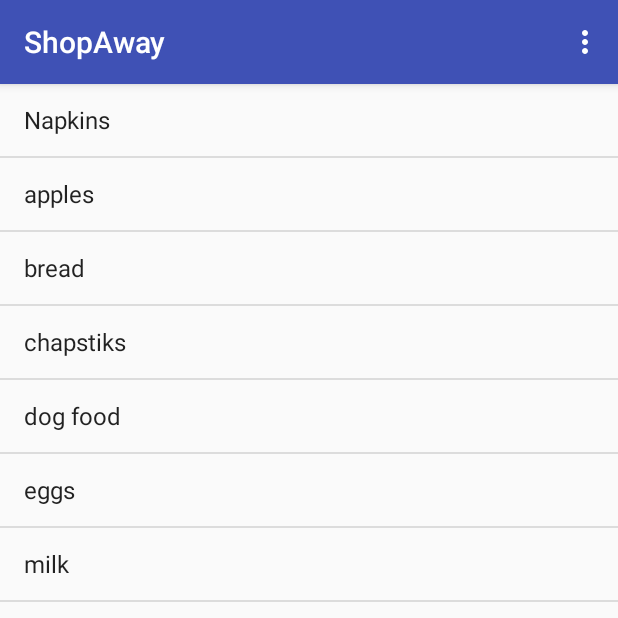
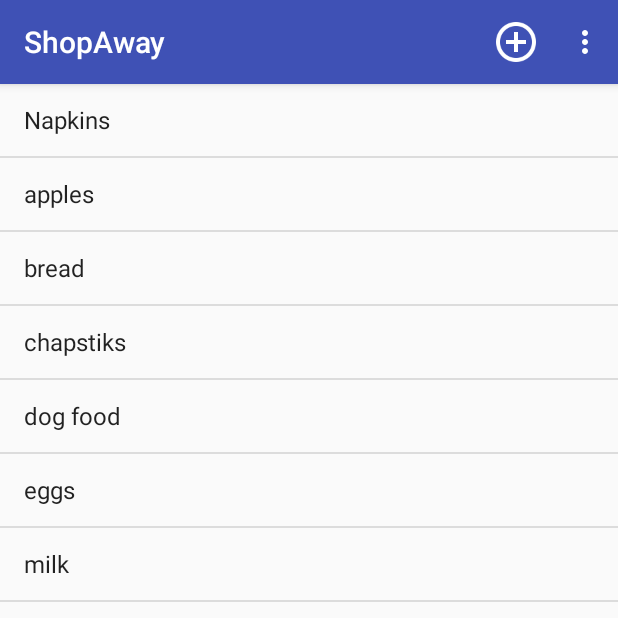
Before and after one commit to cliffgor/ShopAway, an Android app: the screen it shows after launch (MainActivity), in the options menu, after a tap on "Sort List", on a phone screen of 412 x 824 dp, the top half of it. Run offline under Robolectric (Android 15) with nearby library versions, the phone set to English and light mode, and no system bars.

Commit message:
Modifications made; *added an add icon; *added an onClick method that enables one to add an item an it converts a string toUperCase from toLowerCase

```diff
--- a/app/src/main/java/com/example/cliff/shopaway/MainActivity.java
+++ b/app/src/main/java/com/example/cliff/shopaway/MainActivity.java
@@ -10,6 +10,14 @@ import android.widget.ListView;
 import java.util.ArrayList;
 import java.util.Arrays;
 import java.util.Collections;
+import java.util.HashSet;
+import java.util.Set;
+import android.app.AlertDialog;
+import android.widget.EditText;
+import android.content.DialogInterface;
+import android.content.Context;
+import android.content.SharedPreferences;
+import android.app.Activity;
 
 public class MainActivity extends AppCompatActivity {
     ArrayList<String> shoppingList = null;
@@ -56,6 +64,38 @@ public class MainActivity extends AppCompatActivity {
             return true;
         }
 
+
+        if (id == R.id.action_add) {
+            AlertDialog.Builder builder = new AlertDialog.Builder(this);
+            builder.setTitle("Add Item");
+            final EditText input = new EditText(this);
+            builder.setView(input);
+            builder.setPositiveButton("OK", new DialogInterface.OnClickListener() {
+                @Override
+                public void onClick(DialogInterface dialog, int which) {
+                    shoppingList.add(preferredCase(input.getText().toString()));
+                    Collections.sort(shoppingList);
+                    lv.setAdapter(adapter);
+                }
+            });
+            builder.setNegativeButton("Cancel", new DialogInterface.OnClickListener() {
+                @Override
+                public void onClick(DialogInterface dialog, int which) {
+                    dialog.cancel();
+                }
+            });
+            builder.show();
+            return true;
+        }
+
         return super.onOptionsItemSelected(item);
     }
+
+    public static String preferredCase(String original)
+    {
+        if (original.isEmpty())
+            return original;
+
+        return original.substring(0, 1).toUpperCase() + original.substring(1).toLowerCase();
+    }
 }
--- a/app/src/main/res/menu/menu_main.xml
+++ b/app/src/main/res/menu/menu_main.xml
@@ -18,5 +18,11 @@
         app:showAsAction="never"
         />
 
+    <item android:id="@+id/action_add"
+        android:icon="@drawable/ic_add_circle_outline_white_48dp"
+        android:title="@string/action_add"
+        app:showAsAction="ifRoom" />
+
+
 
 </menu>
--- a/app/src/main/res/values/strings.xml
+++ b/app/src/main/res/values/strings.xml
@@ -2,4 +2,5 @@
     <string name="app_name">ShopAway</string>
     <string name="action_settings">Settings</string>
     <string name="action_sort">Sort List</string>
+    <string name="action_add">Add Item</string>
 </resources>
```
Also changed, not shown: app/src/main/res/drawable-hdpi/ic_add_circle_outline_white_48dp.png (added), app/src/main/res/drawable-mdpi/ic_add_circle_outline_white_48dp.png (added), app/src/main/res/drawable-xhdpi/ic_add_circle_outline_white_48dp.png (added), app/src/main/res/drawable-xxhdpi/ic_add_circle_outline_white_48dp.png (added), app/src/main/res/drawable-xxxhdpi/ic_add_circle_outline_white_48dp.png (added).
